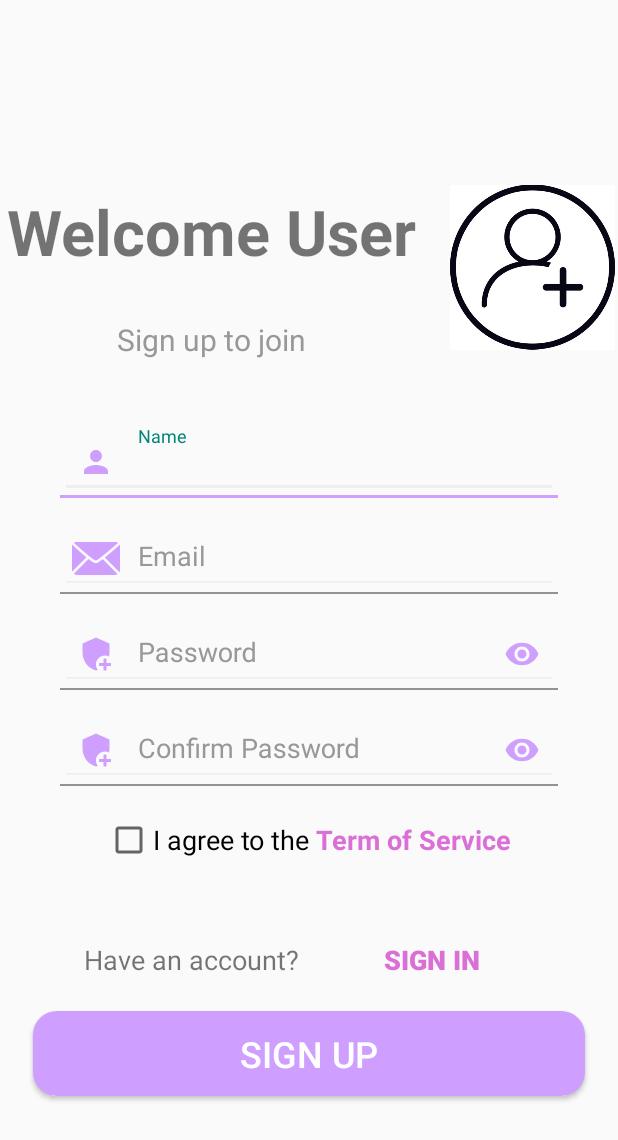
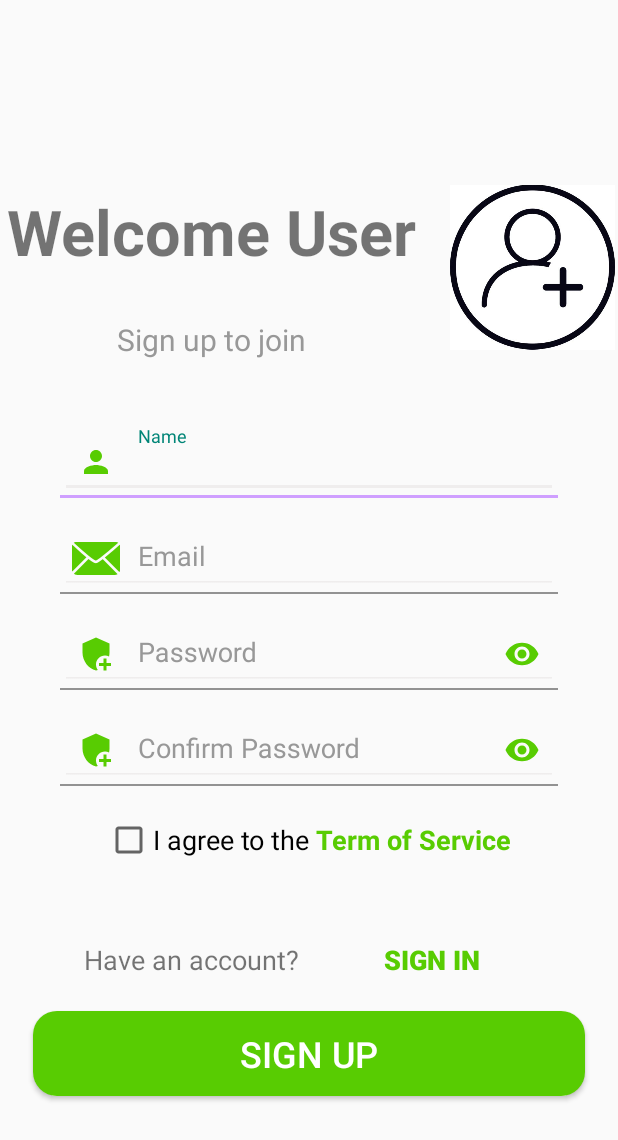
Before and after one commit to GitPi888/new_mobile1, an Android app: the RegisterActivity screen opened directly, with no data from a screen before it, on a phone screen of 412 x 824 dp. Shown: the top 1140 px of the screen. Run offline under Robolectric (Android 15) with nearby library versions, the phone set to English and light mode, and no system bars; our stand-ins replace Firebase (no records; nobody signed in at launch, a user with empty details on screens opened directly).

Commit message:
Đã xong

```diff
--- a/app/src/main/AndroidManifest.xml
+++ b/app/src/main/AndroidManifest.xml
@@ -8,7 +8,7 @@
         android:allowBackup="true"
         android:dataExtractionRules="@xml/data_extraction_rules"
         android:fullBackupContent="@xml/backup_rules"
-        android:icon="@mipmap/ic_launcher"
+        android:icon="@mipmap/ic_launcher_doulingo"
         android:supportsRtl="true"
         android:theme="@style/Theme.Demo"
         tools:targetApi="31">
--- a/app/src/main/res/drawable/round_txt.xml
+++ b/app/src/main/res/drawable/round_txt.xml
@@ -2,7 +2,7 @@
 <shape xmlns:android="http://schemas.android.com/apk/res/android"
         android:shape="rectangle">
         <solid android:color="@android:color/transparent" />
-        <stroke android:color="#CF9FFF" android:width="5dp"/>
+        <stroke android:color="#58CC02" android:width="5dp"/>
         <padding android:left="10dp"
                  android:right="10dp"/>
         <size android:width="50dp"
--- a/app/src/main/res/drawable/sign_in_facebook_btn.xml
+++ b/app/src/main/res/drawable/sign_in_facebook_btn.xml
@@ -7,6 +7,6 @@
     </solid>
     <stroke
         android:width="5px"
-        android:color="#CF9FFF"/>
+        android:color="#58CC02"/>
     <corners android:radius="16dp" />
 </shape>
--- a/app/src/main/res/layout/activity_category_details.xml
+++ b/app/src/main/res/layout/activity_category_details.xml
@@ -12,7 +12,7 @@
         android:id="@+id/toolbar"
         android:layout_width="match_parent"
         android:layout_height="?attr/actionBarSize"
-        android:background="#BDB5D5">
+        android:background="#58CC02">
 
     </androidx.appcompat.widget.Toolbar>
     <TextView
--- a/app/src/main/res/layout/activity_forgot_password.xml
+++ b/app/src/main/res/layout/activity_forgot_password.xml
@@ -15,7 +15,7 @@
         android:layout_height="wrap_content"
         android:layout_marginBottom="20dp"
         android:text="Email or Phone number"
-        android:textColor="#CF9FFF"
+        android:textColor="#58CC02"
         android:textSize="24sp" />
 
     <com.google.android.material.textfield.TextInputLayout
@@ -24,7 +24,7 @@
         app:boxStrokeColor="#78BEF3"
         app:endIconMode="clear_text"
         app:startIconDrawable="@drawable/baseline_backup_24"
-        app:startIconTint="#CF9FFF">
+        app:startIconTint="#58CC02">
 
         <com.google.android.material.textfield.TextInputEditText
             android:id="@+id/txtReceive"
@@ -38,7 +38,7 @@
         android:id="@+id/btn_receive"
         android:layout_width="match_parent"
         android:layout_height="wrap_content"
-        android:backgroundTint="#CF9FFF"
+        android:backgroundTint="#58CC02"
         android:text="Receive Code"
         android:textColor="@color/white"
         android:layout_marginBottom="16dp"
--- a/app/src/main/res/layout/activity_home_page.xml
+++ b/app/src/main/res/layout/activity_home_page.xml
@@ -26,7 +26,7 @@
         android:layout_width="match_parent"
         android:layout_height="wrap_content"
         android:layout_alignParentBottom="true"
-        android:background="#CF9FFF"
+        android:background="#58CC02"
         app:itemIconSize="34dp"
         app:itemIconTint="@color/black"
         app:itemTextColor="#F3F3F3"
--- a/app/src/main/res/layout/activity_register.xml
+++ b/app/src/main/res/layout/activity_register.xml
@@ -62,7 +62,7 @@
         app:endIconCheckable="false"
         app:endIconMode="clear_text"
         app:startIconDrawable="@drawable/baseline_person_24"
-        app:startIconTint="#CF9FFF">
+        app:startIconTint="#58CC02">
 
         <com.google.android.material.textfield.TextInputEditText
             android:id="@+id/txtName"
@@ -82,7 +82,7 @@
         app:boxStrokeColor="#CF9FFF"
         app:endIconMode="clear_text"
         app:startIconDrawable="@android:drawable/ic_dialog_email"
-        app:startIconTint="#CF9FFF">
+        app:startIconTint="#58CC02">
 
         <com.google.android.material.textfield.TextInputEditText
             android:id="@+id/txtEmail"
@@ -104,9 +104,9 @@
         app:boxStrokeColor="#CF9FFF"
         app:boxStrokeErrorColor="#F37878"
         app:endIconMode="password_toggle"
-        app:endIconTint="#CF9FFF"
+        app:endIconTint="#58CC02"
         app:startIconDrawable="@drawable/baseline_add_moderator_24"
-        app:startIconTint="#CF9FFF">
+        app:startIconTint="#58CC02">
 
         <com.google.android.material.textfield.TextInputEditText
             android:id="@+id/txtPass"
@@ -126,9 +126,9 @@
         app:boxStrokeColor="#CF9FFF"
         app:counterEnabled="false"
         app:endIconMode="password_toggle"
-        app:endIconTint="#CF9FFF"
+        app:endIconTint="#58CC02"
         app:startIconDrawable="@drawable/baseline_add_moderator_24"
-        app:startIconTint="#CF9FFF">
+        app:startIconTint="#58CC02">
 
         <com.google.android.material.textfield.TextInputEditText
             android:id="@+id/txtConfirm"
@@ -163,7 +163,7 @@
             android:layout_width="match_parent"
             android:layout_height="wrap_content"
             android:text="Term of Service"
-            android:textColor="#DA70D6"
+            android:textColor="#58CC02"
             android:textSize="18dp"
             android:textStyle="bold" />
 
@@ -196,7 +196,7 @@
             android:padding="0dp"
             android:text="Sign In"
             android:stateListAnimator="@null"
-            android:textColor="#DA70D6"
+            android:textColor="#58CC02"
             android:textSize="18dp"
             android:textStyle="bold" />
 
@@ -207,7 +207,7 @@
         android:layout_width="368dp"
         android:layout_height="wrap_content"
         android:layout_marginTop="10dp"
-        android:backgroundTint="#CF9FFF"
+        android:backgroundTint="#58CC02"
         android:padding="12dp"
         android:textColor="@color/white"
         android:background="@drawable/btn_updatepassword"
--- a/app/src/main/res/layout/activity_score.xml
+++ b/app/src/main/res/layout/activity_score.xml
@@ -10,7 +10,7 @@
     <LinearLayout
         android:layout_width="match_parent"
         android:layout_height="match_parent"
-        android:background="#CF9FFF"
+        android:background="#58CC02"
         android:orientation="vertical">
         <TextView
             android:id="@+id/textView7"
@@ -69,7 +69,7 @@
             android:textSize="20dp"
             android:layout_height="wrap_content"
             android:layout_gravity="center"
-            android:backgroundTint="#CF9FFF"
+            android:backgroundTint="#58CC02"
             android:text="DONE"
             android:textColor="@color/white" />
     </FrameLayout>
--- a/app/src/main/res/layout/fragment_user.xml
+++ b/app/src/main/res/layout/fragment_user.xml
@@ -11,7 +11,7 @@
         android:id="@+id/txt_Header"
         android:layout_width="match_parent"
         android:layout_height="wrap_content"
-        android:background="#CF9FFF"
+        android:background="#58CC02"
         android:padding="16dp"
         android:text="Settings"
         android:textColor="@color/white"
@@ -193,7 +193,7 @@
                     android:layout_marginTop="30dp"
                     android:id="@+id/btn_Logout"
                     android:layout_marginBottom="10dp"
-                    android:backgroundTint="#CF9FFF"
+                    android:backgroundTint="#58CC02"
                     android:background="@drawable/btn_updatepassword"
                     android:textColor="@color/white"
                     android:padding="12dp"
--- a/app/src/main/res/layout/toolbar_updatepass.xml
+++ b/app/src/main/res/layout/toolbar_updatepass.xml
@@ -3,7 +3,7 @@
     xmlns:app="http://schemas.android.com/apk/res-auto"
     android:layout_width="match_parent"
     android:layout_height="wrap_content"
-    android:background="#CF9FFF"
+    android:background="#58CC02"
    >
     <LinearLayout
         android:layout_width="match_parent"
--- a/build.gradle.kts
+++ b/build.gradle.kts
@@ -1,5 +1,5 @@
 // Top-level build file where you can add configuration options common to all sub-projects/modules.
 plugins {
-    id("com.android.application") version "8.2.0" apply false
+    id("com.android.application") version "8.6.0" apply false
     id("com.google.gms.google-services") version "4.4.1" apply false
 }
```
Also changed, not shown: app/src/main/res/layout/activity_login.xml (+6 -6 lines), app/src/main/res/layout/activity_main.xml (+7 -7 lines), app/src/main/res/layout/activity_question.xml (+6 -6 lines), app/src/main/res/layout/activity_updatepassword.xml (+7 -7 lines), app/src/main/res/drawable/doulingo.png (added), gradle/wrapper/gradle-wrapper.properties.
